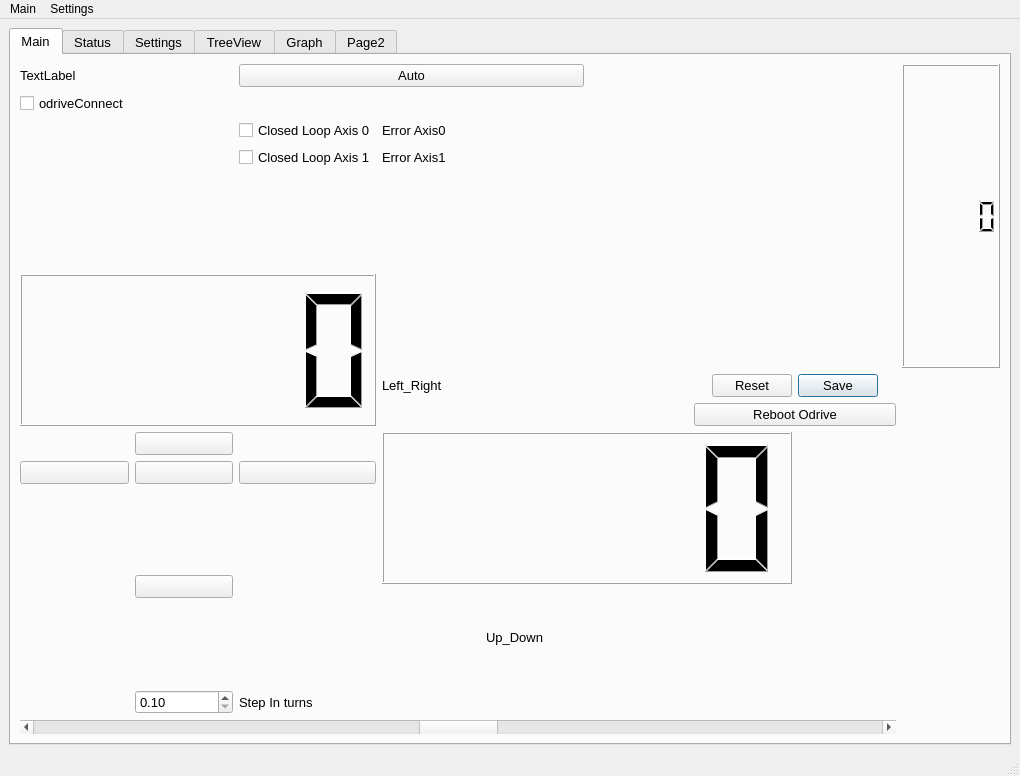
Old version of the form gui/mainwindow2.ui in the repository HK-AutoPlant/Gantry.
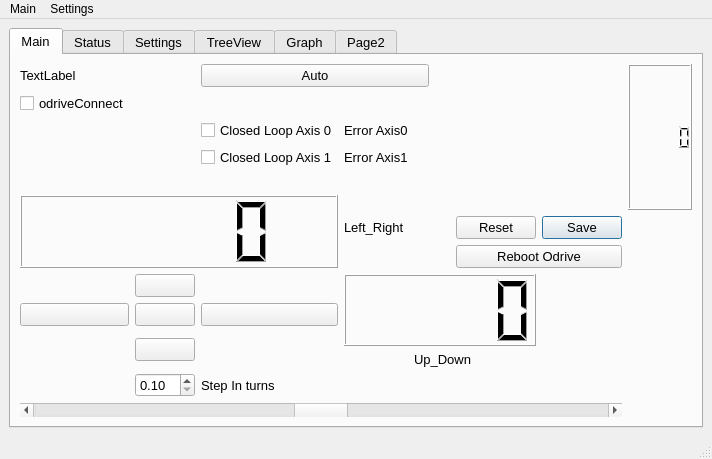
New version of the form. The open tabs and pages were chosen to show the change. Icons and pictures are not drawn. Custom widgets are drawn as their Qt base class.

The edit to the form file:
```diff
--- a/gui/mainwindow2.ui
+++ b/gui/mainwindow2.ui
@@ -6,8 +6,8 @@
    <rect>
     <x>0</x>
     <y>0</y>
-    <width>1020</width>
-    <height>776</height>
+    <width>683</width>
+    <height>458</height>
    </rect>
   </property>
   <property name="windowTitle">
@@ -1128,7 +1128,7 @@
     <rect>
      <x>0</x>
      <y>0</y>
-     <width>1020</width>
+     <width>683</width>
      <height>21</height>
     </rect>
    </property>
```
Left out of the diff: 2 changed lines with no effect on the pictures.
